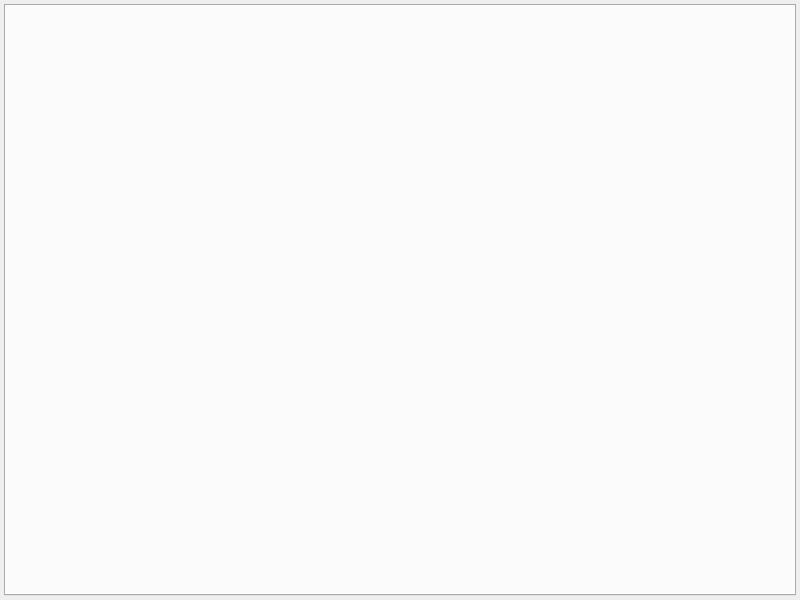
Before: the Qt Designer form examples/VsTableWidget/mainwindow.ui in Gris87/Qt_FastTableWidget, drawn with Qt 5.
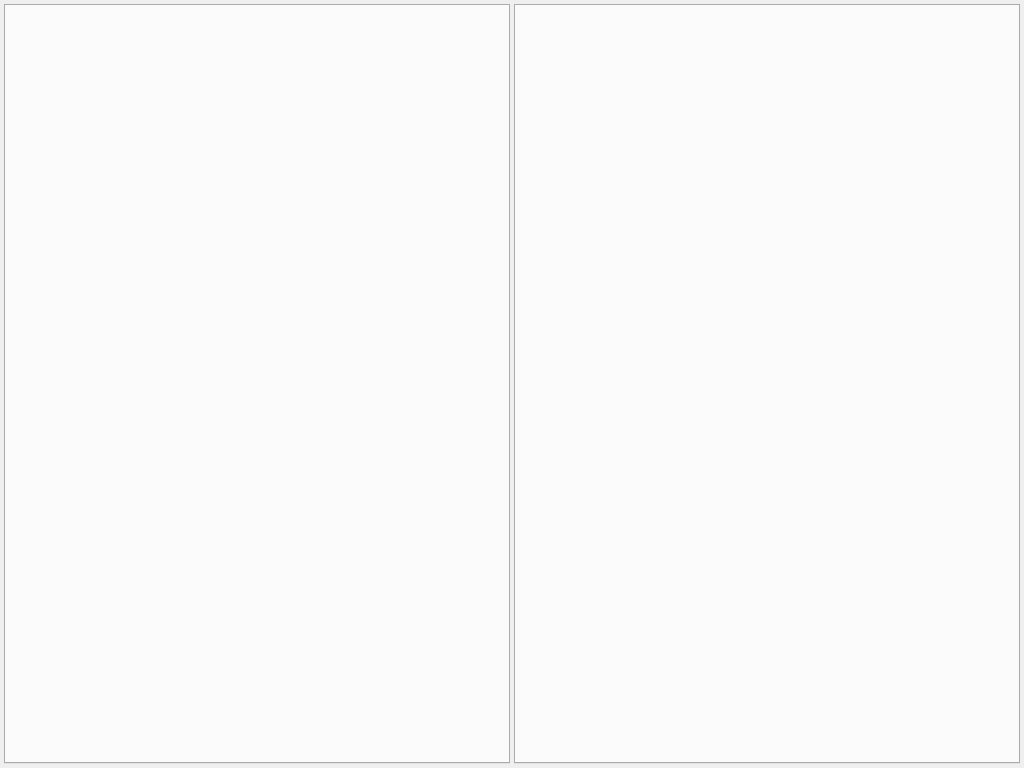
After: the same form once the commit is applied.

```diff
--- a/examples/VsTableWidget/mainwindow.ui
+++ b/examples/VsTableWidget/mainwindow.ui
@@ -6,8 +6,8 @@
    <rect>
     <x>0</x>
     <y>0</y>
-    <width>800</width>
-    <height>600</height>
+    <width>1024</width>
+    <height>768</height>
    </rect>
   </property>
   <property name="windowTitle">
@@ -28,6 +28,13 @@
       </property>
      </widget>
     </item>
+    <item>
+     <widget class="QTabWidget" name="cloneTabWidget">
+      <property name="currentIndex">
+       <number>-1</number>
+      </property>
+     </widget>
+    </item>
    </layout>
   </widget>
  </widget>
```
